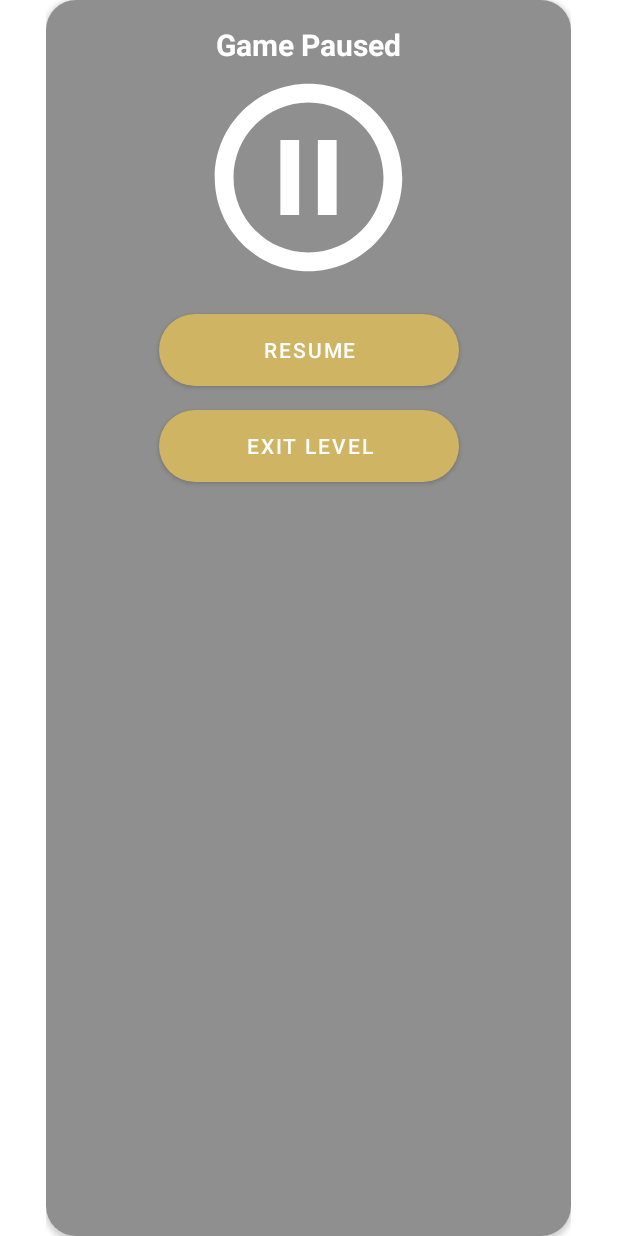
After one commit to ilayilay1/Project_A, an Android app: the layout pause_layout_dialog.xml on its own in the app's theme, with its tools: preview values and no code run, on a phone screen of 412 x 824 dp. The commit adds this screen. Run offline under Robolectric (Android 15) with nearby library versions, the phone set to English and light mode, and no system bars.

Commit message:
Project_A v3.1 -Pausing game works properly -Pause dialog added -Fixed a bunch of bugs, copy pasta amitmatov2020

```diff
--- a/app/src/main/java/com/example/projecta/Level.java
+++ b/app/src/main/java/com/example/projecta/Level.java
@@ -106,6 +106,11 @@ public class Level {
                 }
                 break;
         }
+
+    }
+
+    public void updateLevelEndless(){
+
     }
 
 }
--- a/app/src/main/java/com/example/projecta/ScreenService.java
+++ b/app/src/main/java/com/example/projecta/ScreenService.java
@@ -39,7 +39,6 @@ public class ScreenService extends Service {
     public void onDestroy(){
         super.onDestroy();
         unregisterReceiver(mScreenStateReceiver);
-        stopSelf();
     }
 
     @Override
--- /dev/null
+++ b/app/src/main/res/drawable/btn_bg.xml
@@ -0,0 +1,9 @@
+<?xml version="1.0" encoding="utf-8"?>
+<selector xmlns:android="http://schemas.android.com/apk/res/android">
+    <item>
+        <shape>
+            <solid android:color="@color/achievements"/>
+            <corners android:radius="45dp"/>
+        </shape>
+    </item>
+</selector>
--- /dev/null
+++ b/app/src/main/res/drawable/ic_baseline_pause_circle_outline_24.xml
@@ -0,0 +1,5 @@
+<vector android:height="24dp" android:tint="#FFFFFF"
+    android:viewportHeight="24" android:viewportWidth="24"
+    android:width="24dp" xmlns:android="http://schemas.android.com/apk/res/android">
+    <path android:fillColor="@android:color/white" android:pathData="M9,16h2L11,8L9,8v8zM12,2C6.48,2 2,6.48 2,12s4.48,10 10,10 10,-4.48 10,-10S17.52,2 12,2zM12,20c-4.41,0 -8,-3.59 -8,-8s3.59,-8 8,-8 8,3.59 8,8 -3.59,8 -8,8zM13,16h2L15,8h-2v8z"/>
+</vector>
--- /dev/null
+++ b/app/src/main/res/layout/pause_layout_dialog.xml
@@ -0,0 +1,67 @@
+<?xml version="1.0" encoding="utf-8"?>
+<androidx.constraintlayout.widget.ConstraintLayout xmlns:android="http://schemas.android.com/apk/res/android"
+    xmlns:tools="http://schemas.android.com/tools"
+    android:layout_width="350dp"
+    android:layout_height="match_parent"
+    xmlns:app="http://schemas.android.com/apk/res-auto"
+    android:layout_gravity="center">
+
+    <androidx.cardview.widget.CardView
+        android:layout_width="match_parent"
+        android:layout_height="match_parent"
+        app:cardCornerRadius="20dp">
+        <androidx.constraintlayout.widget.ConstraintLayout
+            android:layout_width="match_parent"
+            android:layout_height="match_parent"
+            android:background="#8F8F8F">
+
+            <TextView
+                android:id="@+id/textView"
+                android:layout_width="wrap_content"
+                android:layout_height="wrap_content"
+                android:layout_marginTop="16dp"
+                android:shadowColor="#000000"
+                android:textSize="20dp"
+                android:textColor="@color/white"
+                android:text="Game Paused"
+                android:textStyle="bold"
+                app:layout_constraintEnd_toEndOf="parent"
+                app:layout_constraintStart_toStartOf="parent"
+                app:layout_constraintTop_toTopOf="parent" />
+
+            <ImageView
+                android:id="@+id/imageView"
+                android:layout_width="250dp"
+                android:layout_height="150dp"
+                app:layout_constraintEnd_toEndOf="parent"
+                app:layout_constraintStart_toStartOf="parent"
+                app:layout_constraintTop_toBottomOf="@+id/textView"
+                app:srcCompat="@drawable/ic_baseline_pause_circle_outline_24" />
+
+            <Button
+                android:id="@+id/buttonResume"
+                android:layout_width="200dp"
+                android:layout_height="wrap_content"
+                android:layout_marginTop="16dp"
+                android:background="@drawable/btn_bg"
+                app:backgroundTint="#CFB463"
+                android:text="Resume"
+                app:layout_constraintEnd_toEndOf="parent"
+                app:layout_constraintStart_toStartOf="parent"
+                app:layout_constraintTop_toBottomOf="@+id/imageView" />
+
+            <Button
+                android:id="@+id/buttonExit"
+                android:layout_width="200dp"
+                android:layout_height="wrap_content"
+                android:layout_marginTop="16dp"
+                android:text="Exit level"
+                android:background="@drawable/btn_bg"
+                app:backgroundTint="#CFB463"
+                app:layout_constraintEnd_toEndOf="parent"
+                app:layout_constraintStart_toStartOf="parent"
+                app:layout_constraintTop_toBottomOf="@+id/buttonResume" />
+        </androidx.constraintlayout.widget.ConstraintLayout>
+    </androidx.cardview.widget.CardView>
+
+</androidx.constraintlayout.widget.ConstraintLayout>
--- a/app/src/main/res/layout/tutorial_layout.xml
+++ b/app/src/main/res/layout/tutorial_layout.xml
@@ -28,7 +28,7 @@
         android:layout_height="wrap_content"
         android:layout_gravity="center_horizontal"
         android:textColor="@color/white"
-        android:text="In order to avoid very dangerous situations, while holding down the joystick you are able to place down a second finger in order to dash forward! While dahsing you're invincible but you will be put on cooldown before you can dash again"/>
+        android:text="In order to avoid very dangerous situations, while holding down the joystick you are able to place down a second finger in order to dash forward! While dashing you're invincible but you will be put on cooldown before you can dash again"/>
 
     <TextView
         android:layout_marginTop="20dp"
```
Also changed, not shown: app/src/main/java/com/example/projecta/Game.java (+28 -11 lines), app/src/main/java/com/example/projecta/GameActivity.java (+36 -1 lines), 1 other file.
